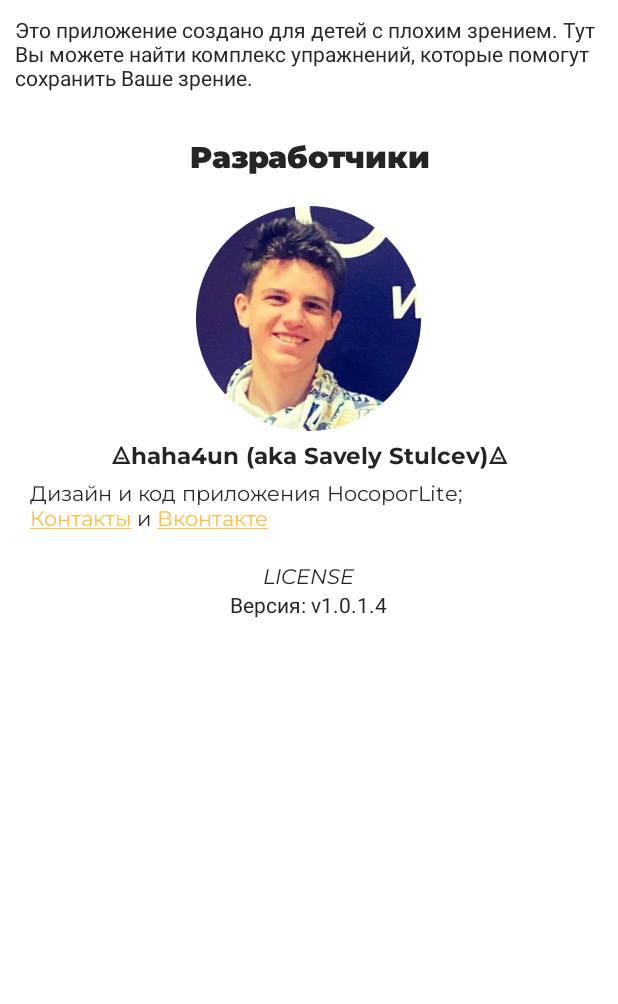
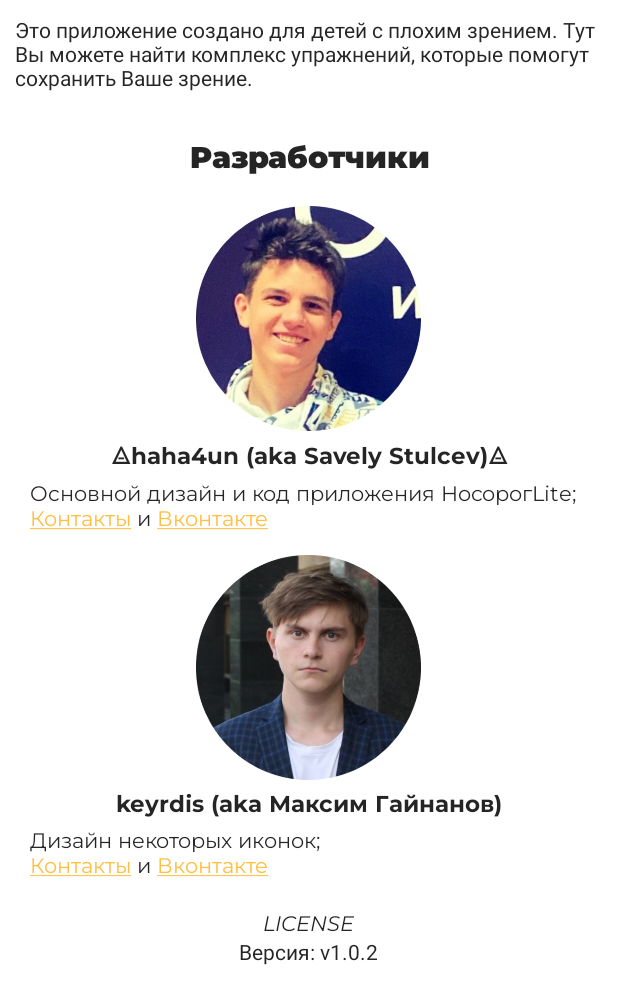
Before and after one commit to haha4un/ProzrenieLite, an Android app: the info screen opened directly, with no data from a screen before it, on a phone screen of 412 x 824 dp. Shown: the top 1004 px of the screen. Run offline under Robolectric (Android 15) with nearby library versions, the phone set to English and light mode, and no system bars.

```diff
--- a/app/src/main/java/com/example/prozrenie/info.kt
+++ b/app/src/main/java/com/example/prozrenie/info.kt
@@ -23,6 +23,9 @@ class info : AppCompatActivity() {
 
         val s = findViewById<TextView>(R.id.s_inf)
         s.movementMethod = LinkMovementMethod.getInstance()
+
+        val m = findViewById<TextView>(R.id.m_inf)
+        m.movementMethod = LinkMovementMethod.getInstance()
     }
     override fun onBackPressed() {
         setResult(RESULT_CANCELED)
--- a/app/src/main/res/layout/activity_info.xml
+++ b/app/src/main/res/layout/activity_info.xml
@@ -73,6 +73,31 @@
                     android:text="@string/savely"
                     android:textColor="@color/gray"
                     android:linksClickable="true"
+                    android:id="@+id/m_inf"/>
+
+                <ImageView
+                    android:layout_marginTop="15sp"
+                    android:layout_width="150sp"
+                    android:layout_height="150sp"
+                    android:src="@drawable/max_ava" />
+
+                <TextView
+                    android:layout_width="match_parent"
+                    android:layout_height="match_parent"
+                    android:layout_marginTop="5sp"
+                    android:fontFamily="@font/montserrat_bold"
+                    android:gravity="center"
+                    android:text="keyrdis (aka Максим Гайнанов)"
+                    android:textColor="@color/gray"
+                    android:textSize="15sp" />
+                <TextView
+                    android:layout_width="match_parent"
+                    android:layout_height="match_parent"
+                    android:layout_marginTop="5sp"
+                    android:fontFamily="@font/montserrat_regular"
+                    android:text="@string/max"
+                    android:textColor="@color/gray"
+                    android:linksClickable="true"
                     android:id="@+id/s_inf"/>
             </LinearLayout>
             <TextView
--- a/app/src/main/res/values/strings.xml
+++ b/app/src/main/res/values/strings.xml
@@ -1,6 +1,6 @@
 <resources>
     <string name="app_name">НосорогLite</string>
-    <string name="app_ver">Версия: v1.0.1.4</string>
+    <string name="app_ver">Версия: v1.0.2</string>
 
     <string name="LICENSE">MIT License\nCopyright © 2023 haha4un\n\nPermission is hereby granted, free of charge, to any person obtaining a copy
 of this software and associated documentation files (the "Software"), to deal
@@ -23,7 +23,8 @@ SOFTWARE.</string>
     <string name="paint">Paint</string>
 
     <string name="info">Это приложение создано для детей с плохим зрением. Тут Вы можете найти комплекс упражнений, которые помогут сохранить Ваше зрение.</string>
-    <string name="savely">Дизайн и код приложения НосорогLite;\n<a href="https://haha4un.github.io/me">Контакты</a> и <a href="https://vk.com/haha4un">Вконтакте</a></string>
+    <string name="savely">Основной дизайн и код приложения НосорогLite;\n<a href="https://haha4un.github.io/me">Контакты</a> и <a href="https://vk.com/haha4un">Вконтакте</a></string>
+    <string name="max">Дизайн некоторых иконок;\n<a href="https://t.me/maxim_guynanov">Контакты</a> и <a href="https://vk.com/maximkeyrdis">Вконтакте</a></string>
 
     <string name="howto_img"><i>Комплект "Мозаика"</i> обеспечивает стимуляцию глаза посредством специальной зрительной нагрузки\n\nпри амблиопии, астигматизме, гиперметропии, а также после офтальмологических операций, в качестве средства реабилитации\n\nСложность задания подбирают в зависимости от остроты зрения и возраста малыша.\n\n<b>!!!\nИмеются противопоказания, поэтому использование возможно только по назначению офтальмолога.</b></string>
 
```
Also changed, not shown: app/src/main/res/layout/activity_paint.xml (+1 -10 lines), app/src/main/res/layout/resizement.xml (+5 -5 lines), app/src/main/res/drawable/cross_m.png, app/src/main/res/drawable/draw_m.png, app/src/main/res/drawable/flower_m.png, app/src/main/res/drawable/max_ava.png (added).
